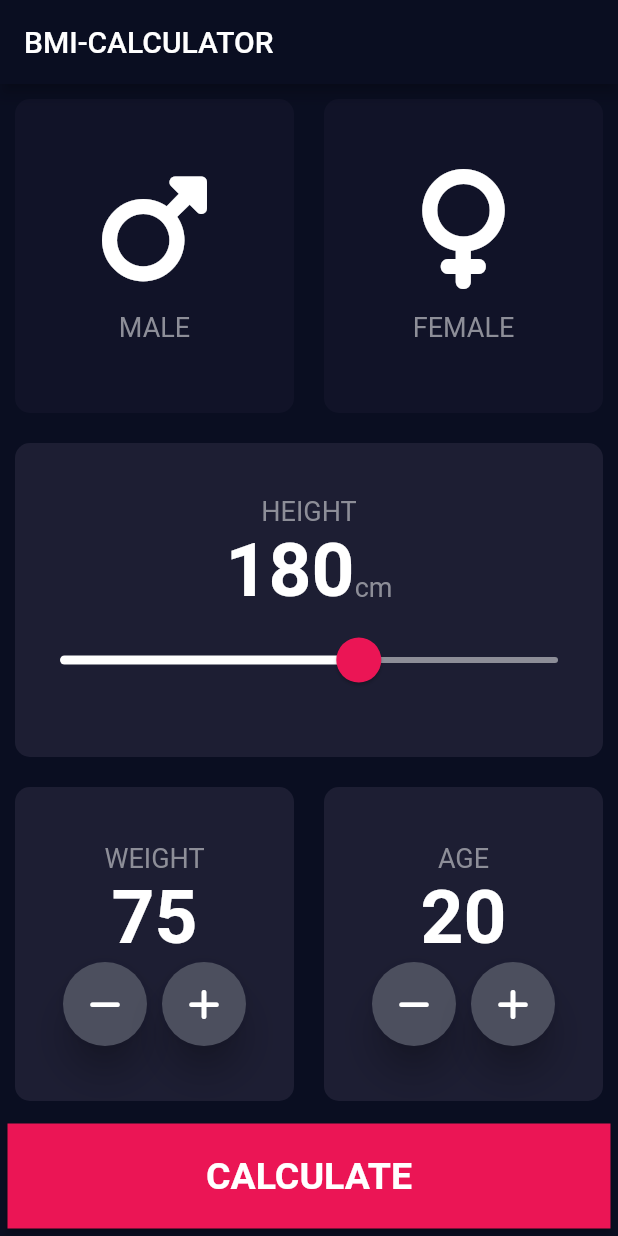
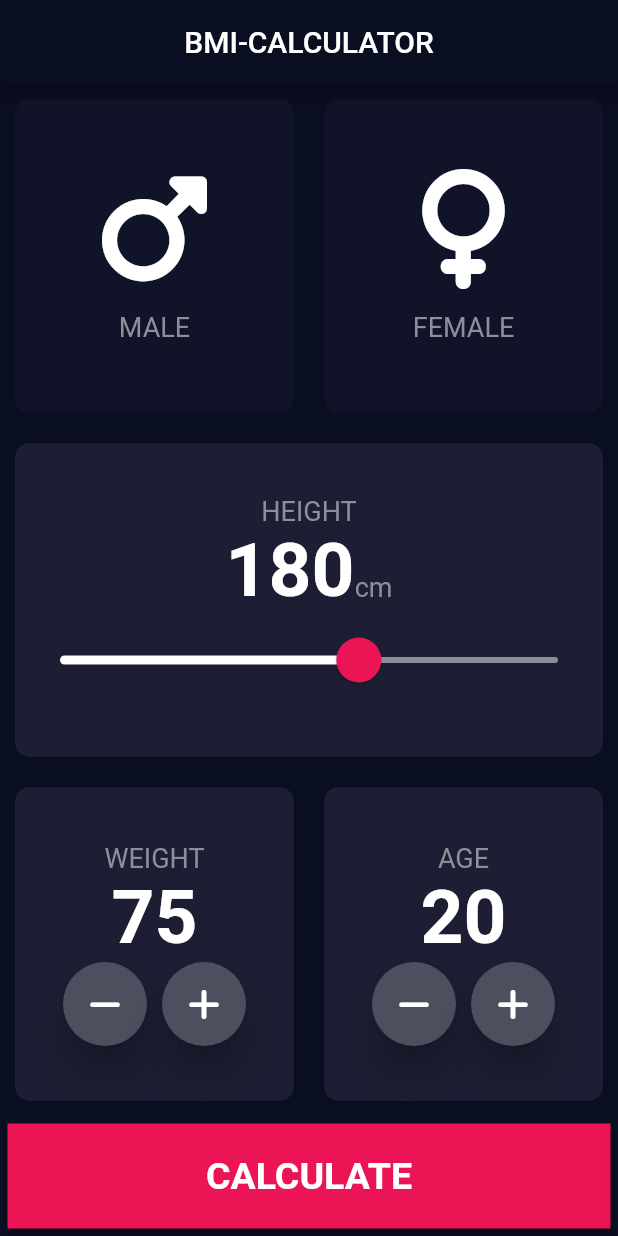
Before and after one commit to eahb0y/bmi_calculator, a Flutter app: the screen it shows after launch, on a phone screen of 412 x 824 dp. Run offline on Flutter 3.47's test engine with Material 2 defaults, Android fonts, the phone set to English and light mode, and no system bars; our stand-ins replace font_awesome_flutter.

Commit message:
Appbar text centered

```diff
--- a/lib/screen/input_page.dart
+++ b/lib/screen/input_page.dart
@@ -25,7 +25,7 @@ class _InputPageState extends State<InputPage> {
   Widget build(BuildContext context) {
     return Scaffold(
       appBar: AppBar(
-        title: const Text('BMI-CALCULATOR'),
+        title: const Center(child: Text('BMI-CALCULATOR')),
       ),
       body: Column(
         children: [
@@ -221,10 +221,11 @@ class _InputPageState extends State<InputPage> {
             child: ButtonButtomWidget(
               buttonLabel: 'CALCULATE',
               onPressed: () {
+                double convert = height / 100;
                 Navigator.push(
                   context,
                   MaterialPageRoute(
-                    builder: (context) => const ResultPage(),
+                    builder: (context) => ResultPage(height: convert, weight: weight, age: age, gender: selectedGender,),
                   ),
                 );
               },
```
